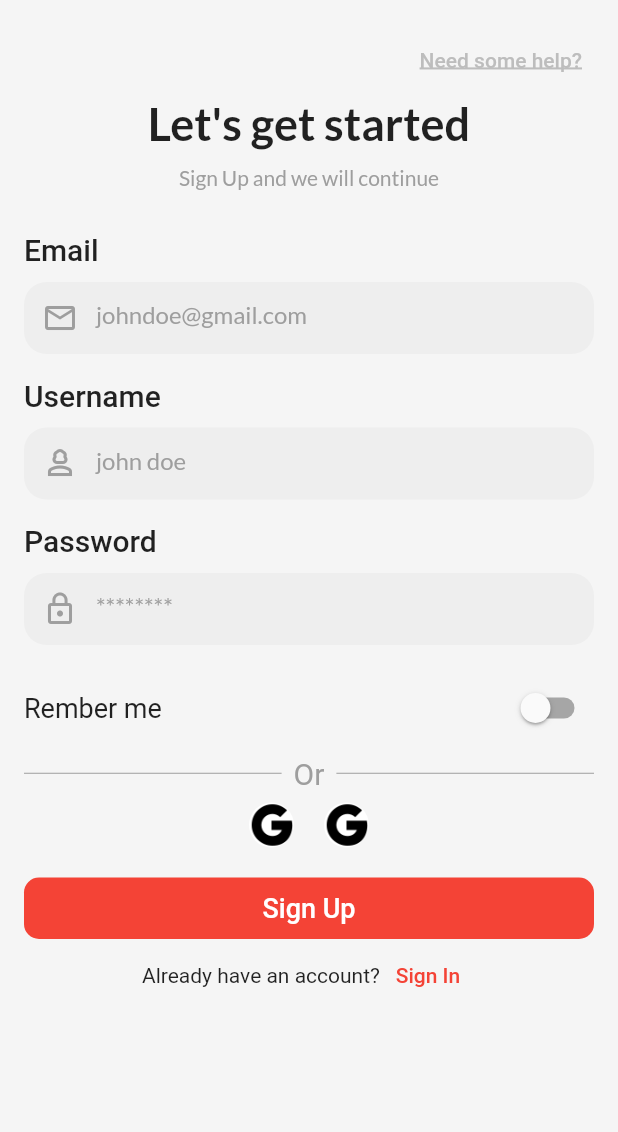
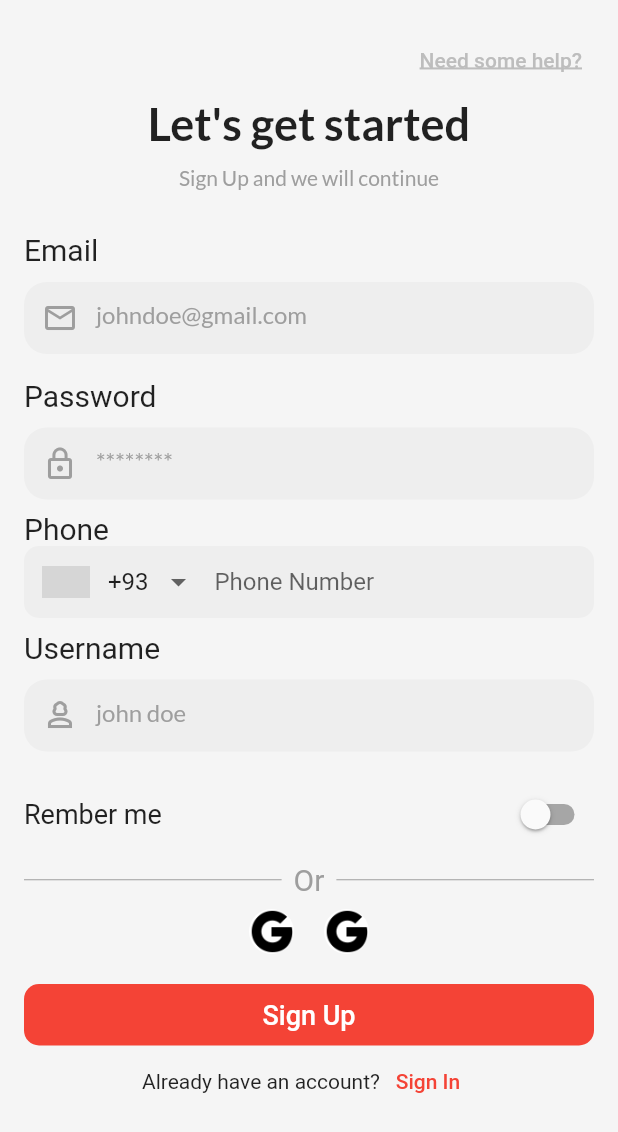
Before and after one commit to johnomeyo/localSell, a Flutter app: the screen it shows after launch, after a tap on "Sign Up", on a phone screen of 412 x 824 dp. Shown: the top 1132 px of the screen. Run offline on Flutter 3.47's test engine with Material 2 defaults, Android fonts, the light colour scheme and no system bars; drawn by our look-alikes of intl_phone_number_input; our stand-ins replace cloud_firestore, firebase_auth, firebase_core, firebase_storage, google_fonts, google_nav_bar and 1 more; accounts and stored records are empty; grey boxes are pictures that could not be loaded.

Commit message:
required user details all captured

```diff
--- a/lib/auth/auth_methods.dart
+++ b/lib/auth/auth_methods.dart
@@ -3,12 +3,13 @@ import 'package:firebase_auth/firebase_auth.dart';
 import 'package:flutter/material.dart';
 
 class AuthMethods {
-  void signUp(String email, String password, String username) async {
+  void signUp(String email, String password, String username, String phone) async {
     try {
       await FirebaseAuth.instance
           .createUserWithEmailAndPassword(email: email, password: password);
       await FirebaseFirestore.instance.collection("users").doc(email).set({
         "username": username,
+        "phone":phone,
         "email": email,
         "password": password,
       });
--- a/lib/auth/sign_up.dart
+++ b/lib/auth/sign_up.dart
@@ -1,5 +1,6 @@
 import 'package:flutter/material.dart';
 import 'package:google_fonts/google_fonts.dart';
+import 'package:intl_phone_number_input/intl_phone_number_input.dart';
 import 'package:local_sell/auth/auth_methods.dart';
 import 'package:local_sell/auth/login.dart';
 import 'package:local_sell/components/delta.dart';
@@ -16,7 +17,7 @@ class _SignUpPageState extends State<SignUpPage> {
   final TextEditingController emailController = TextEditingController();
   final TextEditingController usernameController = TextEditingController();
   final TextEditingController passwordController = TextEditingController();
-
+  String phoneNumber = '';
   @override
   Widget build(BuildContext context) {
     return Scaffold(
@@ -71,17 +72,40 @@ class _SignUpPageState extends State<SignUpPage> {
                 controller: emailController,
               ),
               MyTextField(
+                title: "Password",
+                hintText: "********",
+                prefixIcon: const Icon(Icons.lock_outline),
+                controller: passwordController,
+              ),
+              Column(
+                crossAxisAlignment: CrossAxisAlignment.start,
+                children: [
+                  const Text(
+                    "Phone",
+                    style: TextStyle(fontWeight: FontWeight.w400, fontSize: 20),
+                  ),
+                  Container(
+                    decoration: BoxDecoration(
+                        color: Colors.grey.shade200,
+                        borderRadius: BorderRadius.circular(10)),
+                    child: InternationalPhoneNumberInput(
+                      textStyle: const TextStyle(color: Colors.black),
+                      inputDecoration: const InputDecoration(
+                        border: InputBorder.none,
+                        hintText: "Phone Number",
+                      ),
+                      onInputChanged: (PhoneNumber number) {
+                        phoneNumber = number.phoneNumber!;
+                      },
+                    ),
+                  ),
+                ],
+              ),
+              MyTextField(
                 title: "Username",
                 hintText: "john doe",
                 prefixIcon: const Icon(Icons.person_3_outlined),
                 controller: usernameController,
-              ),
-
-              MyTextField(
-                title: "Password",
-                hintText: "********",
-                prefixIcon: const Icon(Icons.lock_outline),
-                controller: passwordController,
               ),
               const SizedBox(
                 height: 10,
@@ -137,9 +161,11 @@ class _SignUpPageState extends State<SignUpPage> {
               MyButtons(
                 text: "Sign Up",
                 ontap: () => AuthMethods().signUp(
-                    emailController.text.trim(),
-                    passwordController.text.trim(),
-                    usernameController.text.trim()),
+                  emailController.text.trim(),
+                  passwordController.text.trim(),
+                  usernameController.text.trim(),
+                  phoneNumber,
+                ),
               ),
               Row(
                 mainAxisAlignment: MainAxisAlignment.center,
--- a/lib/components/gamma.dart
+++ b/lib/components/gamma.dart
@@ -63,7 +63,7 @@ class MyTextField extends StatelessWidget {
         children: [
           Text(
             title,
-            style: const TextStyle(fontWeight: FontWeight.w500, fontSize: 20),
+            style: const TextStyle(fontWeight: FontWeight.w400, fontSize: 20),
           ),
           const SizedBox(
             height: 10,
--- a/pubspec.yaml
+++ b/pubspec.yaml
@@ -43,6 +43,7 @@ dependencies:
   cloud_firestore: ^4.13.1
   image_picker: ^1.0.4
   firebase_storage: ^11.5.2
+  intl_phone_number_input: ^0.7.3+1
 
 dev_dependencies:
   flutter_test:
```
Also changed, not shown: pubspec.lock.
